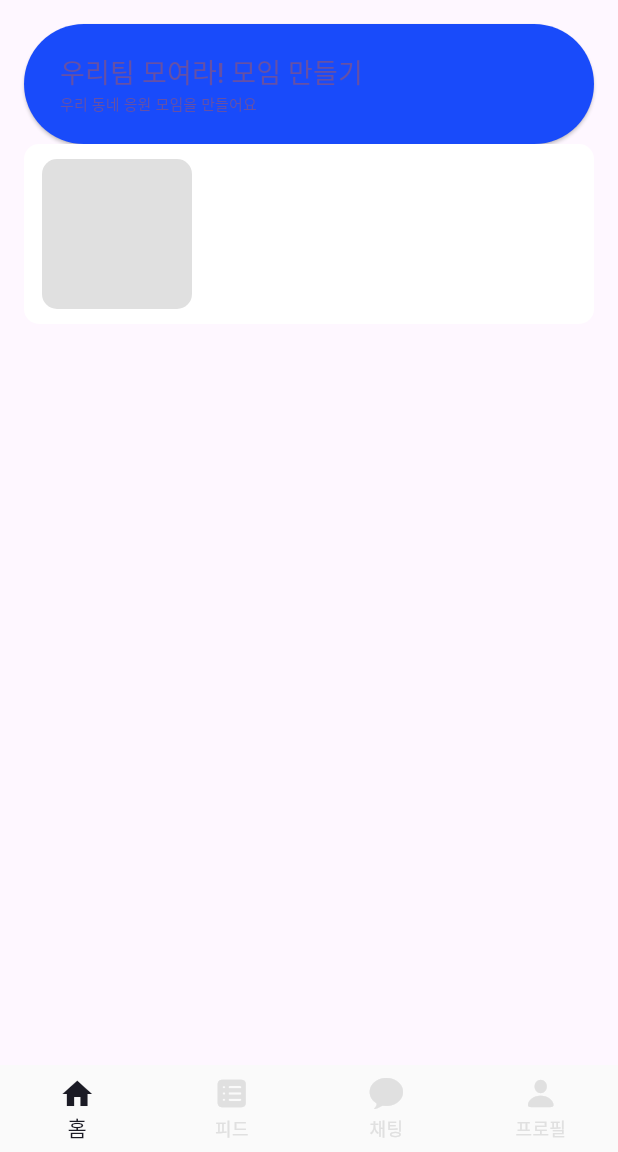
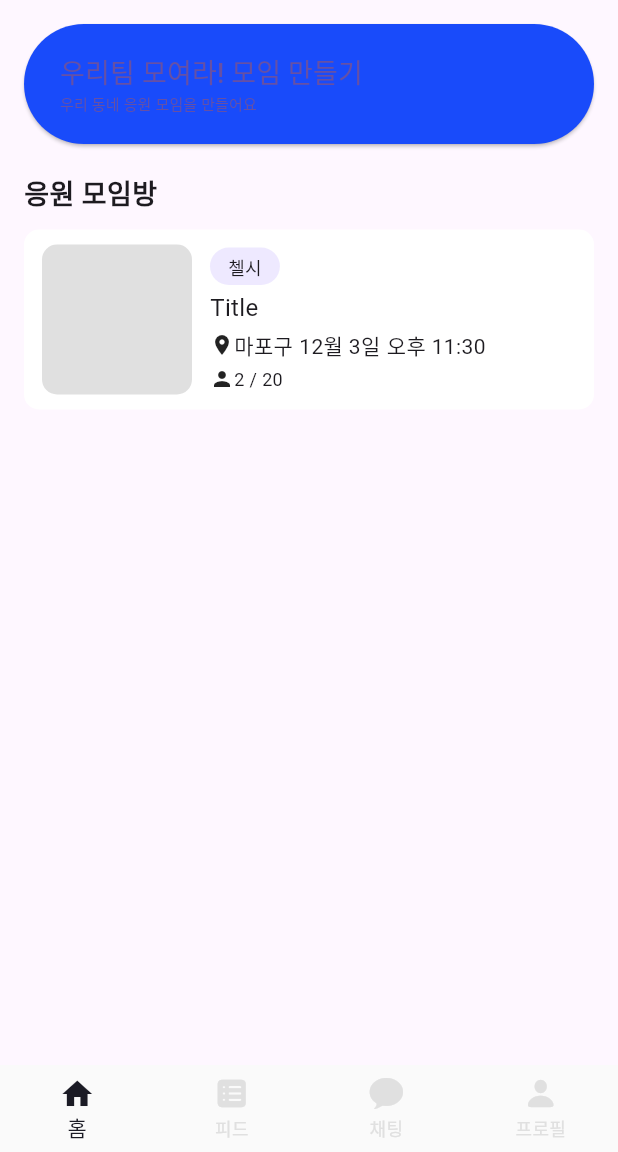
Before and after one commit to Team-Whistle/Whistle-FE, a Flutter app: the screen it shows after launch, on a phone screen of 412 x 824 dp, the part 84-1236 px from its top. Run offline on Flutter 3.47's test engine with Material 3 defaults, Android fonts, the phone set to English and light mode, and no system bars; our stand-ins replace flutter_dotenv; missing offline and left inert: kakao_flutter_sdk_user.

Commit message:
list item

```diff
--- a/flutter_whistle/lib/component/gathering_list_item.dart
+++ b/flutter_whistle/lib/component/gathering_list_item.dart
@@ -1,7 +1,26 @@
+// ignore_for_file: public_member_api_docs, sort_constructors_first
 import 'package:flutter/material.dart';
+import 'package:flutter_whistle/constant/color.dart';
 
 class GatheringListItem extends StatelessWidget {
-  const GatheringListItem({super.key});
+  String titleData;
+  String tag;
+  String place;
+  String date;
+  String time;
+  String joinedMember;
+  String maxMember;
+
+  GatheringListItem({
+    Key? key,
+    required this.titleData,
+    required this.tag,
+    required this.place,
+    required this.date,
+    required this.time,
+    required this.joinedMember,
+    required this.maxMember,
+  }) : super(key: key);
 
   @override
   Widget build(BuildContext context) {
@@ -25,6 +44,78 @@ class GatheringListItem extends StatelessWidget {
               borderRadius: BorderRadius.circular(10),
             ),
           ),
+          SizedBox(
+            width: 12,
+          ),
+          Padding(
+            padding: const EdgeInsets.symmetric(
+              vertical: 12,
+            ),
+            child: Column(
+              mainAxisAlignment: MainAxisAlignment.spaceBetween,
+              crossAxisAlignment: CrossAxisAlignment.start,
+              children: [
+                Row(
+                  mainAxisAlignment: MainAxisAlignment.spaceBetween,
+                  children: [
+                    Container(
+                      padding: EdgeInsets.symmetric(
+                        vertical: 4,
+                        horizontal: 12,
+                      ),
+                      decoration: BoxDecoration(
+                        color: LIGHT_BLUE,
+                        borderRadius: BorderRadius.circular(
+                          20,
+                        ),
+                      ),
+                      child: Text(
+                        tag,
+                        style: TextStyle(fontSize: 12),
+                      ),
+                    ),
+                  ],
+                ),
+                Text(
+                  titleData,
+                  style: TextStyle(
+                    fontSize: 16,
+                  ),
+                ),
+                Row(
+                  children: [
+                    Icon(
+                      Icons.place,
+                      size: 16,
+                    ),
+                    Text(place),
+                    SizedBox(
+                      width: 4,
+                    ),
+                    Text(date),
+                    SizedBox(
+                      width: 4,
+                    ),
+                    Text(time),
+                  ],
+                ),
+                Row(
+                  children: [
+                    Icon(
+                      Icons.person,
+                      size: 16,
+                    ),
+                    Text(
+                      '$joinedMember / $maxMember',
+                      style: TextStyle(
+                        fontSize: 12,
+                      ),
+                    ),
+                  ],
+                )
+              ],
+            ),
+          )
         ],
       ),
     );
--- /dev/null
+++ b/flutter_whistle/lib/component/title_text.dart
@@ -0,0 +1,33 @@
+// ignore_for_file: public_member_api_docs, sort_constructors_first
+import 'package:flutter/material.dart';
+
+class TitleText extends StatelessWidget {
+  String titleText;
+
+  TitleText({
+    Key? key,
+    required this.titleText,
+  }) : super(key: key);
+
+  @override
+  Widget build(BuildContext context) {
+    return Column(
+      crossAxisAlignment: CrossAxisAlignment.start,
+      children: [
+        SizedBox(
+          height: 20,
+        ),
+        Text(
+          titleText,
+          style: TextStyle(
+            fontWeight: FontWeight.w600,
+            fontSize: 18,
+          ),
+        ),
+        SizedBox(
+          height: 10,
+        )
+      ],
+    );
+  }
+}
--- a/flutter_whistle/lib/constant/color.dart
+++ b/flutter_whistle/lib/constant/color.dart
@@ -1,6 +1,6 @@
 import 'package:flutter/material.dart';
 
 const Color PRIMARY_COLOR = Color(0xFF194BFA);
-const Color UNSELECTED_COLOR = Color(0xFFEEE9FF);
+const Color LIGHT_BLUE = Color(0xFFEEE9FF);
 const Color DARK_BLUE = Color(0xFF021536);
 const Color DARK_BACK_COLOR = Color(0xFF1B1B25);
--- a/flutter_whistle/lib/screen/home_screen.dart
+++ b/flutter_whistle/lib/screen/home_screen.dart
@@ -1,6 +1,7 @@
 import 'package:flutter/material.dart';
 import 'package:flutter_whistle/component/gathering_list_item.dart';
 import 'package:flutter_whistle/component/gathering_room_create_button.dart';
+import 'package:flutter_whistle/component/title_text.dart';
 
 class HomeScreen extends StatelessWidget {
   const HomeScreen({super.key});
@@ -13,9 +14,19 @@ class HomeScreen extends StatelessWidget {
           child: Padding(
             padding: const EdgeInsets.all(16.0),
             child: Column(
+              crossAxisAlignment: CrossAxisAlignment.start,
               children: [
                 GatheringRoomCreateButton(),
-                GatheringListItem(),
+                TitleText(titleText: '응원 모임방'),
+                GatheringListItem(
+                  tag: '첼시',
+                  titleData: 'Title',
+                  place: '마포구',
+                  date: '12월 3일',
+                  time: '오후 11:30',
+                  joinedMember: '2',
+                  maxMember: '20',
+                ),
               ],
             ),
           ),
```
